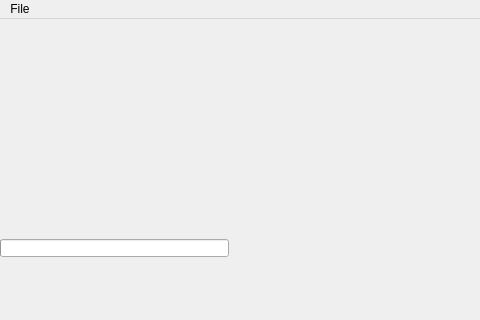
First picture: the form in QtPlayer/mainwindow.ui, repository aliakseis/FFmpegPlayer, before the edit; both pictures show x 0 to 480 and y 0 to 320 of the 803 by 604 pixel window.
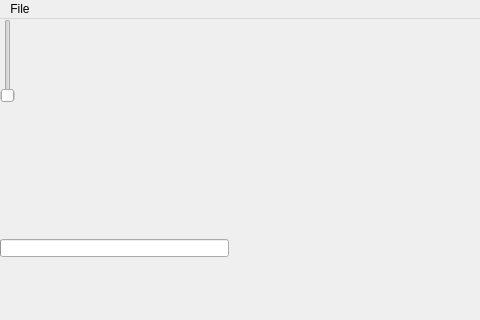
Second picture: the form after the edit. Custom widgets are drawn as their Qt base class.

What changed in the file:
```diff
--- a/QtPlayer/mainwindow.ui
+++ b/QtPlayer/mainwindow.ui
@@ -91,6 +91,13 @@
         <bool>false</bool>
        </property>
       </widget>
+
+<widget class="QSlider" name="leftSlider">
+</widget>
+
+<widget class="QSlider" name="rightSlider">
+</widget>
+
      </widget>
     </item>
    </layout>
```
